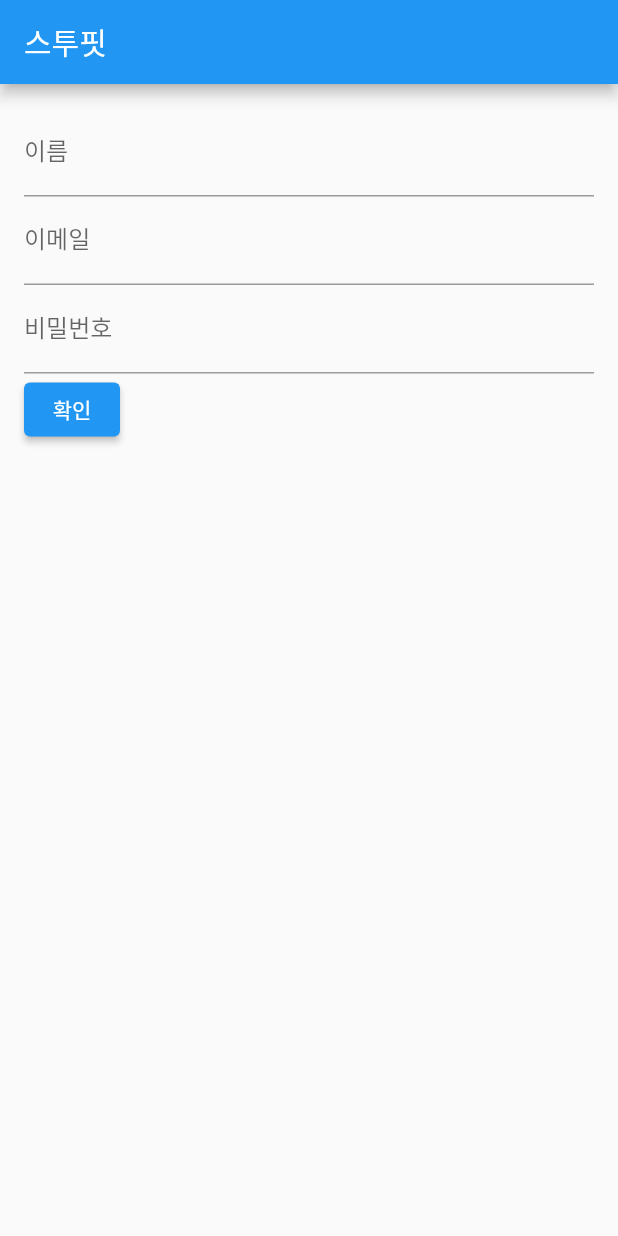
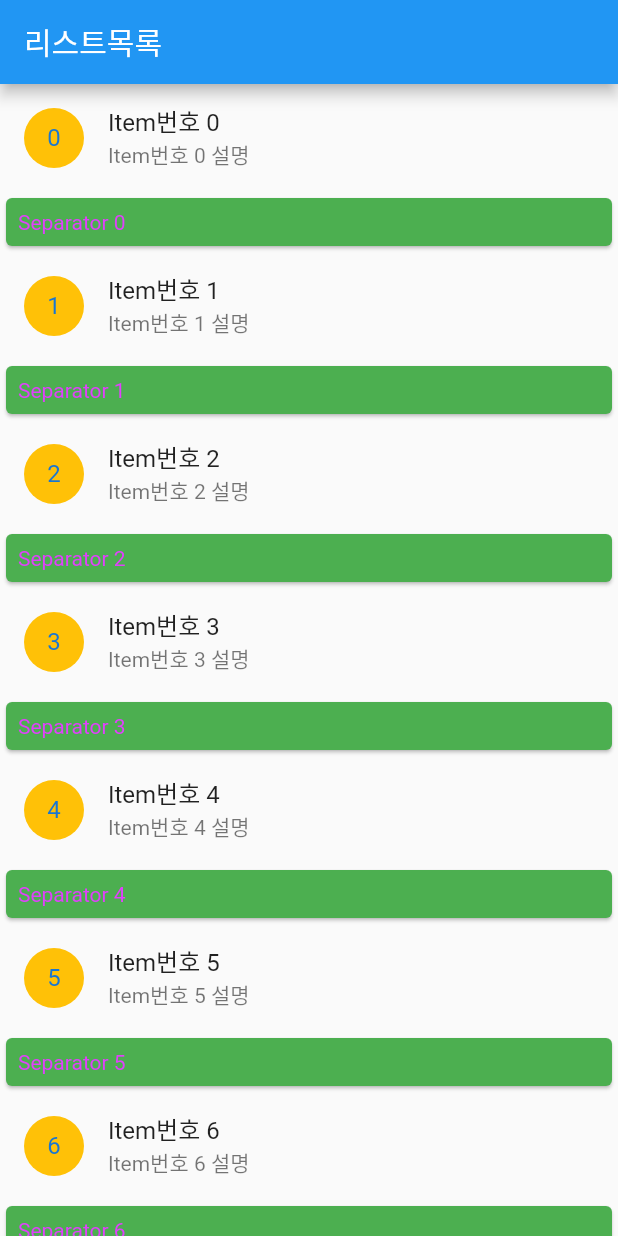
Before and after one commit to stufit/first_inflearn_flutter, a Flutter app: the screen it shows after launch, on a phone screen of 412 x 824 dp. Run offline on Flutter 3.47's test engine with Material 2 defaults, Android fonts, the phone set to English and light mode, and no system bars.

Commit message:
ListView 사용 방법

```diff
--- a/lib/main.dart
+++ b/lib/main.dart
@@ -4,6 +4,7 @@ void main() {
   runApp(MyApp());
 }
 
+// ListView(seperator 추가)
 class MyApp extends StatefulWidget {
   const MyApp({super.key});
 
@@ -12,26 +13,102 @@ class MyApp extends StatefulWidget {
 }
 
 class _MyAppState extends State<MyApp> {
-  final _formKey = GlobalKey<FormState>();
-  String _name = '';
-  String _email = '';
-  String _password = '';
-  String _errorMessage = '';
+  @override
+  Widget build(BuildContext context) {
+    return MaterialApp(
+      debugShowCheckedModeBanner: false,
+      home: MyHomePage(),
+    );
+  }
+}
 
-  void _submitForm() {
-    if (_formKey.currentState!.validate()) {
-      _formKey.currentState!.save();
-      print('$_name / $_email / $_password /');
-      setState(() {
-        _errorMessage = "";
-      });
-    } else {
-      setState(() {
-        _errorMessage = "채워!!!";
-      });
-    }
+class MyHomePage extends StatelessWidget {
+  const MyHomePage({super.key});
+
+  @override
+  Widget build(BuildContext context) {
+    return Scaffold(
+      appBar: AppBar(title: Text("리스트목록")),
+      body: ListView.separated(
+        itemCount: 15,
+        itemBuilder: (context, index) {
+          return ListTile(
+            title: Text('Item번호 $index'),
+            subtitle: Text("Item번호 $index 설명"),
+            leading: CircleAvatar(
+              backgroundColor: Colors.amber,
+              child: Text(index.toString()),
+            ),
+          );
+        },
+        separatorBuilder: (context, index) {
+          return Card(
+            color: Colors.green,
+            child: Padding(
+              padding: EdgeInsets.all(8),
+              child: Text("Separator $index",
+                  style: TextStyle(color: Colors.purpleAccent)),
+            ),
+          );
+        },
+      ),
+    );
   }
+}
 
+/* ListView version2
+class MyApp extends StatefulWidget {
+  const MyApp({super.key});
+
+  @override
+  State<MyApp> createState() => _MyAppState();
+}
+
+class _MyAppState extends State<MyApp> {
+  @override
+  Widget build(BuildContext context) {
+    return MaterialApp(
+      debugShowCheckedModeBanner: false,
+      home: MyHomePage(),
+    );
+  }
+}
+
+class MyHomePage extends StatelessWidget {
+  const MyHomePage({super.key});
+
+  @override
+  Widget build(BuildContext context) {
+    return Scaffold(
+      appBar: AppBar(title: Text("리스트목록")),
+      body: ListView.builder(
+        physics: BouncingScrollPhysics(), // 스크롤방식
+          itemCount: 15,
+          itemBuilder: (context, index) {
+            return ListTile(
+              title: Text('Item번호 $index'),
+              subtitle: Text("Item번호 $index 설명"),
+              leading: CircleAvatar(
+                backgroundColor: Colors.amber,
+                child: Text(index.toString()),
+              ),
+            );
+          }),
+    );
+  }
+}
+
+ */
+
+/* ListView version 1
+class MyApp extends StatefulWidget {
+  const MyApp({super.key});
+
+  @override
+  State<MyApp> createState() => _MyAppState();
+}
+
+class _MyAppState extends State<MyApp> {
   @override
   Widget build(BuildContext context) {
     return MaterialApp(
@@ -40,64 +117,57 @@ class _MyAppState extends State<MyApp> {
         appBar: AppBar(
           title: Text("스투핏"),
         ),
-        body: Container(
-          padding: EdgeInsets.all(16),
-          child: Form(
-            key: _formKey,
-            child: Column(
-              crossAxisAlignment: CrossAxisAlignment.start,
-              children: [
-                TextFormField(
-                  decoration: InputDecoration(
-                      labelText: "이름",
-                      errorStyle: TextStyle(
-                          color: Colors.amber,
-                          fontSize: 10,
-                          fontFamily: "cafe")),
-                  validator: (value) {
-                    if (value == null || value.isEmpty) {
-                      return "이름을 입력하세요";
-                    }
-                    return null;
-                  },
-                  onSaved: (value) {
-                    _name = value!;
+        body: ListView(
+          reverse: false,
+          padding: EdgeInsets.all(10),
+          children: [
+            ListTile(
+              leading: CircleAvatar(
+                backgroundColor: Colors.amber,
+                child: Text("1번"),
+              ),
+              title: Text("아이템1번"),
+              subtitle: Text("맥북"),
+              trailing: IconButton(
+                icon: Icon(Icons.more_horiz),
+                onPressed: () {
+                  print('클릭했다.');
+                },
+              ),
+            ),
+            ListTile(
+                leading: CircleAvatar(
+                  backgroundColor: Colors.amber,
+                  child: Text("2번"),
+                ),
+                title: Text("아이템2번"),
+                subtitle: Text("아이패드"),
+                trailing: IconButton(
+                  icon: Icon(Icons.more_vert),
+                  onPressed: () {
+                    print('클릭했다.');
                   },
                 ),
-                TextFormField(
-                  decoration: InputDecoration(labelText: "이메일"),
-                  validator: (value) {
-                    if (value == null || value.isEmpty) {
-                      return "이메일을 입력하세요";
-                    }
-                    return null;
-                  },
-                  onSaved: (value) {
-                    _email = value!;
-                  },
-                ),
-                TextFormField(
-                  decoration: InputDecoration(labelText: "비밀번호"),
-                  validator: (value) {
-                    if (value == null || value.isEmpty) {
-                      return "비밀번호를 입력하세요";
-                    }
-                    return null;
-                  },
-                  onSaved: (value) {
-                    _password = value!;
-                  },
-                ),
-                ElevatedButton(onPressed: _submitForm, child: Text('확인')),
-                Text(
-                  _errorMessage,
-                  style: TextStyle(color: Colors.red, fontFamily: "cafe"),
-                )
-              ],
             ),
-          ),
+            ListTile(
+              leading: CircleAvatar(
+                backgroundColor: Colors.amber,
+                child: Text("3번"),
+              ),
+              title: Text("아이템3번"),
+              subtitle: Text("아이폰"),
+              trailing: IconButton(
+                icon: Icon(Icons.more_horiz),
+                onPressed: () {
+                  print('클릭했다.');
+                },
+              ),
+            ),
+
+          ],
         ),
       ),
     );
   }
 }
+ */
```
